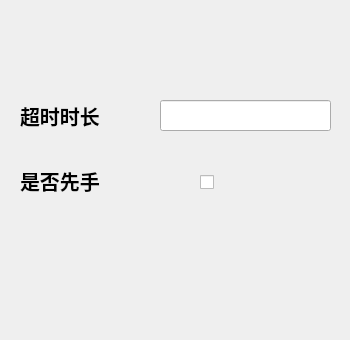
The window that demo/setting.ui (Dainokami/big-project) describes before a commit, drawn with Qt 5; both pictures show x 0 to 350 and y 0 to 340 of the 350 by 500 pixel window.
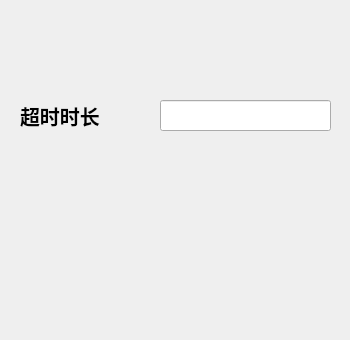
The same window after the commit.

The edit to the form file:
```diff
--- a/demo/setting.ui
+++ b/demo/setting.ui
@@ -32,25 +32,6 @@
     <string>超时时长</string>
    </property>
   </widget>
-  <widget class="QLabel" name="label_2">
-   <property name="geometry">
-    <rect>
-     <x>20</x>
-     <y>160</y>
-     <width>101</width>
-     <height>41</height>
-    </rect>
-   </property>
-   <property name="font">
-    <font>
-     <pointsize>15</pointsize>
-     <bold>true</bold>
-    </font>
-   </property>
-   <property name="text">
-    <string>是否先手</string>
-   </property>
-  </widget>
   <widget class="QLineEdit" name="txtl_set_time">
    <property name="geometry">
     <rect>
@@ -61,19 +42,6 @@
     </rect>
    </property>
   </widget>
-  <widget class="QCheckBox" name="cbx_set_isfirst">
-   <property name="geometry">
-    <rect>
-     <x>200</x>
-     <y>170</y>
-     <width>95</width>
-     <height>24</height>
-    </rect>
-   </property>
-   <property name="text">
-    <string/>
-   </property>
-  </widget>
   <widget class="QPushButton" name="btn_set_ok">
    <property name="geometry">
     <rect>
```
